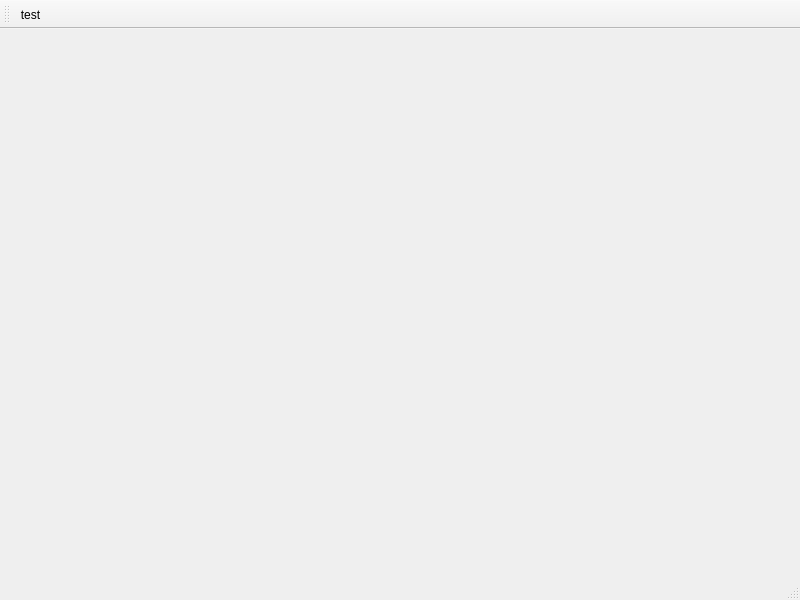
First picture: the form in ModelViewDemo/standarditemwindow.ui, repository TYHJgy/QT-demo, before the edit.
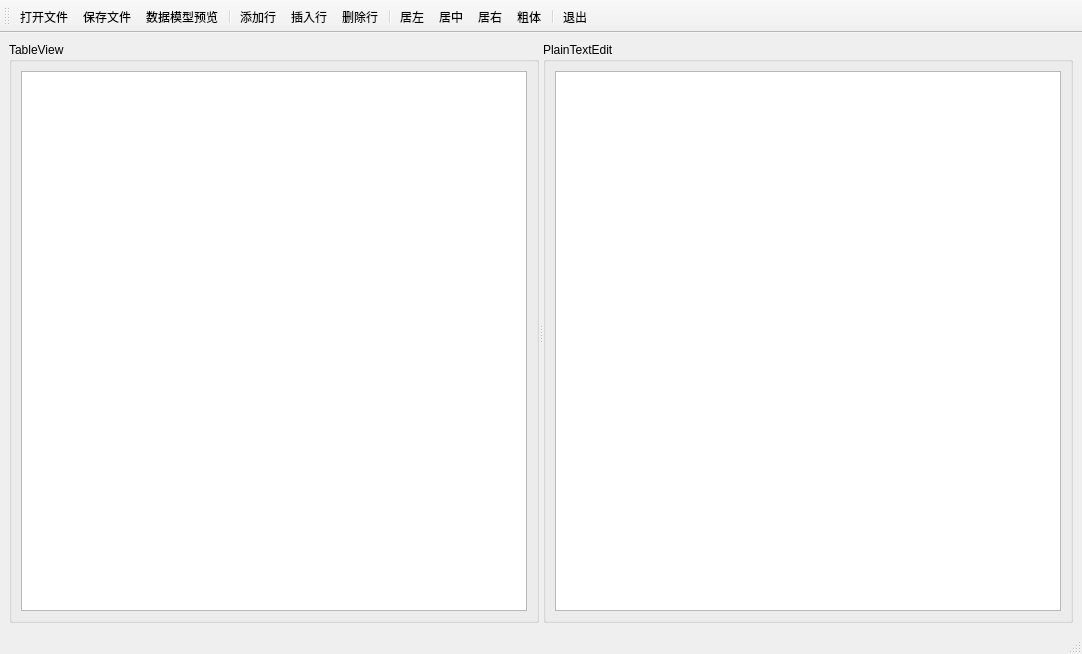
Second picture: the form after the edit. Icons and pictures are not drawn.

Commit message: 新增图片icon

Patch:
```diff
--- a/ModelViewDemo/standarditemwindow.ui
+++ b/ModelViewDemo/standarditemwindow.ui
@@ -6,20 +6,50 @@
    <rect>
     <x>0</x>
     <y>0</y>
-    <width>800</width>
-    <height>600</height>
+    <width>1082</width>
+    <height>654</height>
    </rect>
   </property>
   <property name="windowTitle">
    <string>MainWindow</string>
   </property>
-  <widget class="QWidget" name="centralwidget"/>
+  <widget class="QWidget" name="centralwidget">
+   <layout class="QVBoxLayout" name="verticalLayout">
+    <item>
+     <widget class="QSplitter" name="splitter">
+      <property name="orientation">
+       <enum>Qt::Horizontal</enum>
+      </property>
+      <widget class="QGroupBox" name="groupBox">
+       <property name="title">
+        <string>TableView</string>
+       </property>
+       <layout class="QVBoxLayout" name="verticalLayout_3">
+        <item>
+         <widget class="QTableView" name="tableView"/>
+        </item>
+       </layout>
+      </widget>
+      <widget class="QGroupBox" name="groupBox_2">
+       <property name="title">
+        <string>PlainTextEdit</string>
+       </property>
+       <layout class="QVBoxLayout" name="verticalLayout_2">
+        <item>
+         <widget class="QPlainTextEdit" name="plainTextEdit"/>
+        </item>
+       </layout>
+      </widget>
+     </widget>
+    </item>
+   </layout>
+  </widget>
   <widget class="QMenuBar" name="menubar">
    <property name="geometry">
     <rect>
      <x>0</x>
      <y>0</y>
-     <width>800</width>
+     <width>1082</width>
      <height>26</height>
     </rect>
    </property>
@@ -29,24 +59,163 @@
    <property name="windowTitle">
     <string>toolBar</string>
    </property>
+   <property name="toolButtonStyle">
+    <enum>Qt::ToolButtonTextUnderIcon</enum>
+   </property>
    <attribute name="toolBarArea">
     <enum>TopToolBarArea</enum>
    </attribute>
    <attribute name="toolBarBreak">
     <bool>false</bool>
    </attribute>
-   <addaction name="actiontest"/>
+   <addaction name="actOpen"/>
+   <addaction name="actSave"/>
+   <addaction name="actModelData"/>
+   <addaction name="separator"/>
+   <addaction name="actAppend"/>
+   <addaction name="actInsert"/>
+   <addaction name="actDelete"/>
+   <addaction name="separator"/>
+   <addaction name="actAlignLeft"/>
+   <addaction name="actAlignCenter"/>
+   <addaction name="actAlignRight"/>
+   <addaction name="actFontBold"/>
+   <addaction name="separator"/>
+   <addaction name="actExit"/>
   </widget>
-  <action name="actiontest">
+  <action name="actOpen">
    <property name="icon">
     <iconset resource="icon.qrc">
-     <normaloff>:/icon/icon/T-left4.png</normaloff>:/icon/icon/T-left4.png</iconset>
+     <normaloff>:/icon/icon/open.png</normaloff>:/icon/icon/open.png</iconset>
    </property>
    <property name="text">
-    <string>test</string>
+    <string>打开文件</string>
    </property>
    <property name="toolTip">
-    <string>&lt;html&gt;&lt;head/&gt;&lt;body&gt;&lt;p&gt;test23&lt;/p&gt;&lt;/body&gt;&lt;/html&gt;</string>
+    <string>打开文件</string>
+   </property>
+  </action>
+  <action name="actSave">
+   <property name="icon">
+    <iconset resource="icon.qrc">
+     <normaloff>:/icon/icon/save.png</normaloff>:/icon/icon/save.png</iconset>
+   </property>
+   <property name="text">
+    <string>保存文件</string>
+   </property>
+   <property name="toolTip">
+    <string>保存文件</string>
+   </property>
+  </action>
+  <action name="actAppend">
+   <property name="icon">
+    <iconset resource="icon.qrc">
+     <normaloff>:/icon/icon/add2.png</normaloff>:/icon/icon/add2.png</iconset>
+   </property>
+   <property name="text">
+    <string>添加行</string>
+   </property>
+   <property name="toolTip">
+    <string>添加一行</string>
+   </property>
+  </action>
+  <action name="actInsert">
+   <property name="icon">
+    <iconset resource="icon.qrc">
+     <normaloff>:/icon/icon/insert.png</normaloff>:/icon/icon/insert.png</iconset>
+   </property>
+   <property name="text">
+    <string>插入行</string>
+   </property>
+   <property name="toolTip">
+    <string>插入一行</string>
+   </property>
+  </action>
+  <action name="actDelete">
+   <property name="icon">
+    <iconset resource="icon.qrc">
+     <normaloff>:/icon/icon/jian2.png</normaloff>:/icon/icon/jian2.png</iconset>
+   </property>
+   <property name="text">
+    <string>删除行</string>
+   </property>
+   <property name="toolTip">
+    <string>删除一行</string>
+   </property>
+  </action>
+  <action name="actExit">
+   <property name="icon">
+    <iconset resource="icon.qrc">
+     <normaloff>:/icon/icon/exit5.png</normaloff>:/icon/icon/exit5.png</iconset>
+   </property>
+   <property name="text">
+    <string>退出</string>
+   </property>
+   <property name="toolTip">
+    <string>退出</string>
+   </property>
+  </action>
+  <action name="actModelData">
+   <property name="icon">
+    <iconset resource="icon.qrc">
+     <normaloff>:/icon/icon/prelook.png</normaloff>:/icon/icon/prelook.png</iconset>
+   </property>
+   <property name="text">
+    <string>数据模型预览</string>
+   </property>
+   <property name="toolTip">
+    <string>数据模型预览</string>
+   </property>
+  </action>
+  <action name="actAlignLeft">
+   <property name="icon">
+    <iconset resource="icon.qrc">
+     <normaloff>:/icon/icon/T-left3.png</normaloff>:/icon/icon/T-left3.png</iconset>
+   </property>
+   <property name="text">
+    <string>居左</string>
+   </property>
+   <property name="toolTip">
+    <string>文字左对齐</string>
+   </property>
+  </action>
+  <action name="actAlignCenter">
+   <property name="icon">
+    <iconset resource="icon.qrc">
+     <normaloff>:/icon/icon/T-zhon3.png</normaloff>:/icon/icon/T-zhon3.png</iconset>
+   </property>
+   <property name="text">
+    <string>居中</string>
+   </property>
+   <property name="toolTip">
+    <string>文字居中</string>
+   </property>
+  </action>
+  <action name="actAlignRight">
+   <property name="icon">
+    <iconset resource="icon.qrc">
+     <normaloff>:/icon/icon/T-right3.png</normaloff>:/icon/icon/T-right3.png</iconset>
+   </property>
+   <property name="text">
+    <string>居右</string>
+   </property>
+   <property name="toolTip">
+    <string>文字右对齐</string>
+   </property>
+  </action>
+  <action name="actFontBold">
+   <property name="checkable">
+    <bool>true</bool>
+   </property>
+   <property name="icon">
+    <iconset resource="icon.qrc">
+     <normaloff>:/icon/icon/fontAdd2.png</normaloff>:/icon/icon/fontAdd2.png</iconset>
+   </property>
+   <property name="text">
+    <string>粗体</string>
+   </property>
+   <property name="toolTip">
+    <string>字体加粗</string>
    </property>
   </action>
  </widget>
```
The commit also changes 28 other files.
